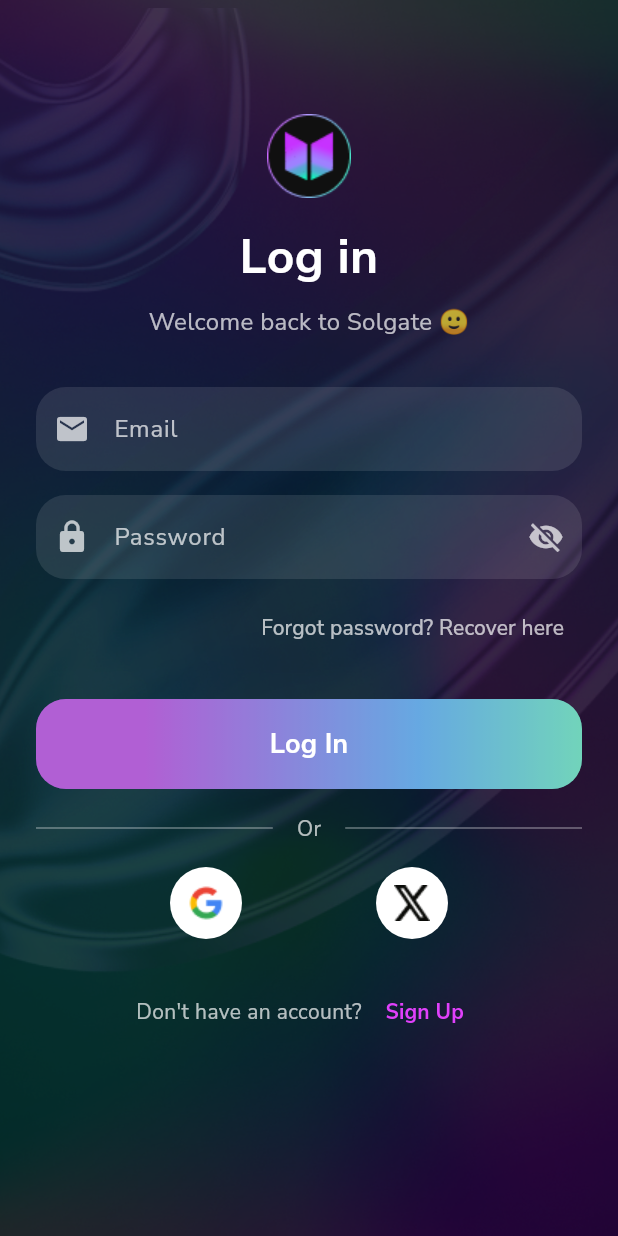
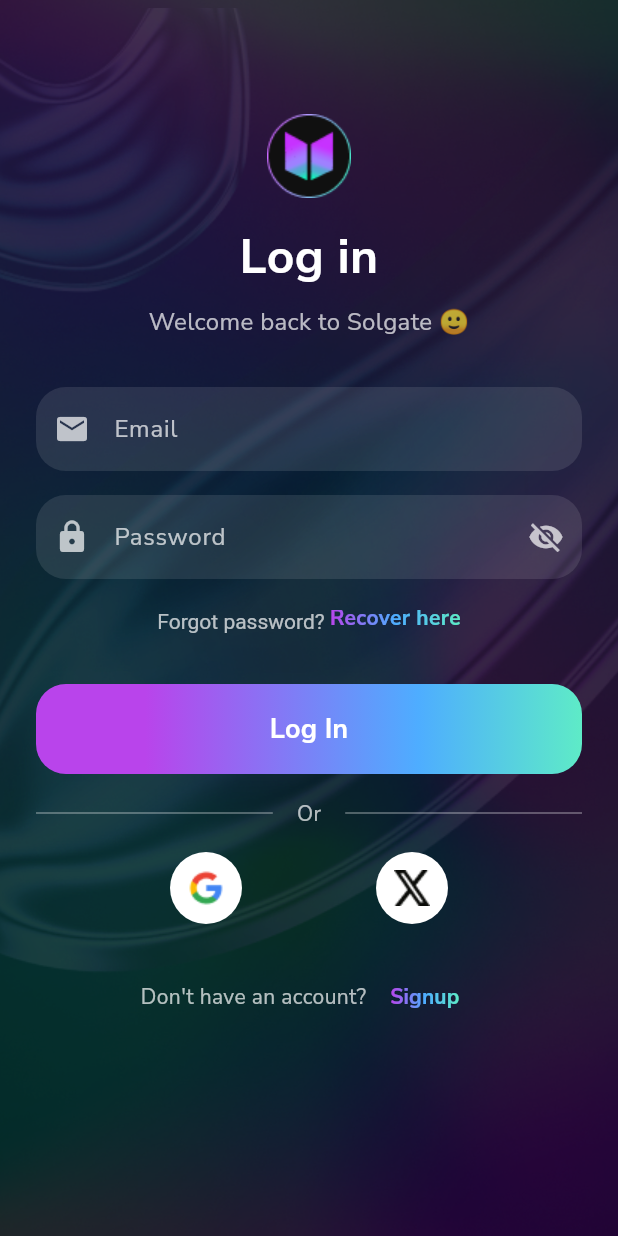
Before and after one commit to PixelDat/Solgate-mobile-app, a Flutter app: the screen it shows after launch, on a phone screen of 412 x 824 dp. Run offline on Flutter 3.47's test engine with Material 3 defaults, Android fonts, the phone set to English and light mode, and no system bars; our stand-ins replace cloud_firestore, firebase_auth, firebase_core, flutter_dotenv, google_sign_in; missing offline and left inert: twitter_login; accounts and stored records are empty.

Commit message:
Fully Implemented page

```diff
--- a/lib/main.dart
+++ b/lib/main.dart
@@ -6,6 +6,8 @@
 import './pages/onboarding.dart';
 import './pages/Signup.dart';
 import './pages/login.dart';
+// import './pages/home.dart'; // Import your HomePage
+import './pages/forgot_password.dart';
 
 void main() async {
   WidgetsFlutterBinding.ensureInitialized();
@@ -26,6 +28,8 @@
         '/signup': (context) => SignUpPage(),
         '/login': (context) => LoginPage(),
         '/createorimportwalletpage': (context) => CreateOrImportWalletPage(),
+        '/forgot_password': (context) => ForgotPasswordPage(),
+        // '/home': (context) => HomePage(),
       },
       theme: ThemeData(
         fontFamily: 'Nunito_Sans',
--- a/lib/pages/login.dart
+++ b/lib/pages/login.dart
@@ -33,8 +33,12 @@
         );
 
         if (userCredential != null && userCredential.user != null) {
-          // Navigate to home page or main app screen
-          Navigator.pushReplacementNamed(context, '/home');
+          await FirebaseFirestore.instance
+              .collection('users')
+              .doc(userCredential.user!.uid)
+              .update({'lastSignIn': FieldValue.serverTimestamp()});
+
+          Navigator.pushReplacementNamed(context, '/createorimportwalletpage');
         } else {
           throw Exception('Login failed');
         }
@@ -66,8 +70,11 @@
       final User? user = userCredential.user;
 
       if (user != null) {
+        // Update or create user record
+        await _updateUserRecord(user);
+
         // Navigate to home page or main app screen
-        Navigator.pushReplacementNamed(context, '/home');
+        Navigator.pushReplacementNamed(context, '/createorimportwalletpage');
       } else {
         throw Exception('User is null after Google Sign In');
       }
@@ -120,7 +127,8 @@
     try {
       final userCredential = await FirebaseAuth.instance.signInWithCredential(credential);
       if (userCredential.user != null) {
-        Navigator.pushReplacementNamed(context, '/home');
+        await _updateUserRecord(userCredential.user!);
+        Navigator.pushReplacementNamed(context, '/createorimportwalletpage');
       } else {
         throw Exception('User login failed');
       }
@@ -132,6 +140,25 @@
     } finally {
       setState(() {
         _isLoading = false;
+      });
+    }
+  }
+
+  Future<void> _updateUserRecord(User user) async {
+    final userDoc = await FirebaseFirestore.instance.collection('users').doc(user.uid).get();
+
+    if (!userDoc.exists) {
+      // Create new user record if it doesn't exist
+      await FirebaseFirestore.instance.collection('users').doc(user.uid).set({
+        'fullName': user.displayName ?? '',
+        'email': user.email ?? '',
+        'createdAt': FieldValue.serverTimestamp(),
+        'lastSignIn': FieldValue.serverTimestamp(),
+      });
+    } else {
+      // Update existing user record
+      await FirebaseFirestore.instance.collection('users').doc(user.uid).update({
+        'lastSignIn': FieldValue.serverTimestamp(),
       });
     }
   }
@@ -181,6 +208,8 @@
           SafeArea(
             child: SingleChildScrollView(
               padding: EdgeInsets.all(24.0),
+              child: AbsorbPointer(
+                absorbing: _isLoading,
                 child: Form(
                   key: _formKey,
                   child: Column(
@@ -251,26 +280,46 @@
                           },
                         ),
                       ),
-                    SizedBox(height: 8),
-                    Align(
-                      alignment: Alignment.centerRight,
-                      child: TextButton(
-                        onPressed: () {
-                          // TODO: Implement password recovery
+                      SizedBox(height: 16),
+                      GestureDetector(
+                        onTap: () {
                           Navigator.pushNamed(context, '/forgot_password');
                         },
+                        child: RichText(
+                          textAlign: TextAlign.center,
+                          text: TextSpan(
+                            children: [
+                              TextSpan(
+                                text: 'Forgot password? ',
+                                style: TextStyle(color: Colors.white70),
+                              ),
+                              WidgetSpan(
+                                child: ShaderMask(
+                                  shaderCallback: (Rect bounds) {
+                                    return LinearGradient(
+                                      colors: [
+                                        Color.fromARGB(255, 185, 68, 235), // Purple
+                                        Color(0xFF4EADFF), // Blue
+                                        Color(0xFF5EEBC7), // Teal
+                                      ],
+                                      stops: [0.0, 0.5, 1.0],
+                                    ).createShader(bounds);
+                                  },
                                   child: Text(
-                          'Forgot password? Recover here',
+                                    'Recover here',
                                     style: TextStyle(
-                            color: Colors.white70,
+                                      color: Colors.white,
+                                      fontWeight: FontWeight.bold,
                                     ),
                                   ),
                                 ),
                               ),
-                    SizedBox(height: 24),
-                    _isLoading
-                      ? Center(child: CircularProgressIndicator())
-                      : Container(
+                            ],
+                          ),
+                        ),
+                      ),
+                      SizedBox(height: 34),
+                      Container(
                         decoration: BoxDecoration(
                           gradient: LinearGradient(
                             colors: [
@@ -285,8 +334,17 @@
                           borderRadius: BorderRadius.circular(20),
                         ),
                         child: ElevatedButton(
-                            onPressed: _formKey.currentState?.validate() ?? false ? _login : null,
-                            child: Text(
+                          onPressed: _isLoading ? null : _login,
+                          child: _isLoading
+                            ? SizedBox(
+                                width: 20,
+                                height: 20,
+                                child: CircularProgressIndicator(
+                                  valueColor: AlwaysStoppedAnimation<Color>(Colors.white),
+                                  strokeWidth: 2,
+                                ),
+                              )
+                            : Text(
                                 'Log In',
                                 style: TextStyle(
                                   fontSize: 18,
@@ -342,17 +400,32 @@
                             onPressed: () {
                               Navigator.pushNamed(context, '/signup');
                             },
+                            child: ShaderMask(
+                            shaderCallback: (Rect bounds) {
+                              return LinearGradient(
+                                colors: [
+                                  Color.fromARGB(255, 185, 68, 235), // Purple
+                                  Color(0xFF4EADFF), // Blue
+                                  Color(0xFF5EEBC7), // Teal
+                                ],
+                                stops: [0.0, 0.5, 1.0],
+                                begin: Alignment.centerLeft,
+                                end: Alignment.centerRight,
+                              ).createShader(bounds);
+                            },
                             child: Text(
-                            'Sign Up',
+                              'Signup',
                               style: TextStyle(
-                              color: Colors.purpleAccent,
+                                color: Colors.white,
                                 fontWeight: FontWeight.bold,
                               ),
                             ),
                           ),
+                          )
                         ],
                       ),
                     ],
+                  ),
                 ),
               ),
             ),
```
Also changed, not shown: lib/pages/Signup.dart (+17 -10 lines), lib/pages/forgot_password.dart (added, +72 -0 lines), lib/services/auth_service.dart (+4 -3 lines). Lines whose indentation alone changed are shown as unchanged.
